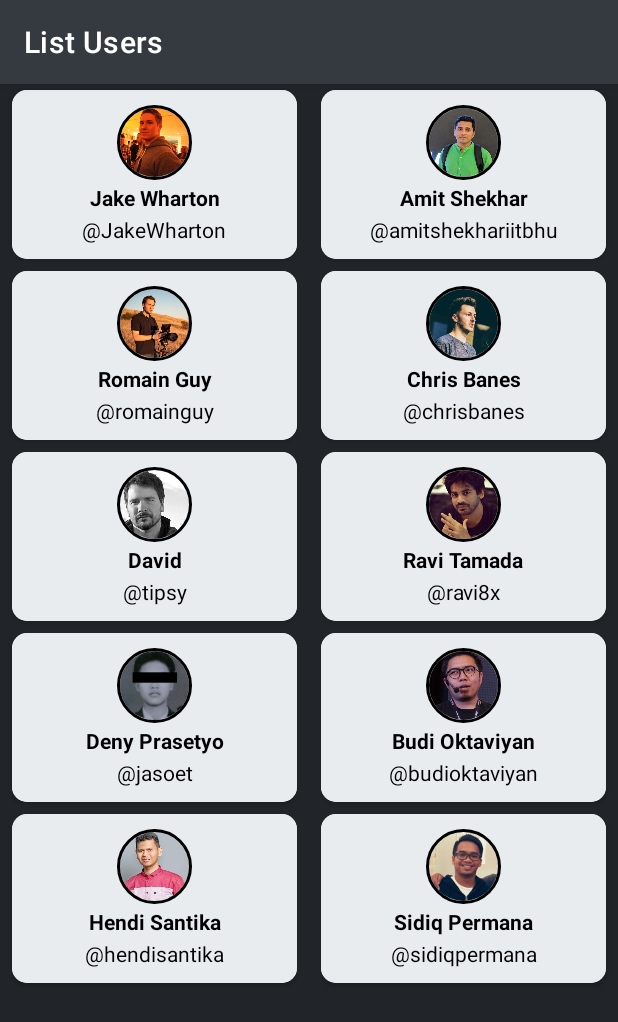
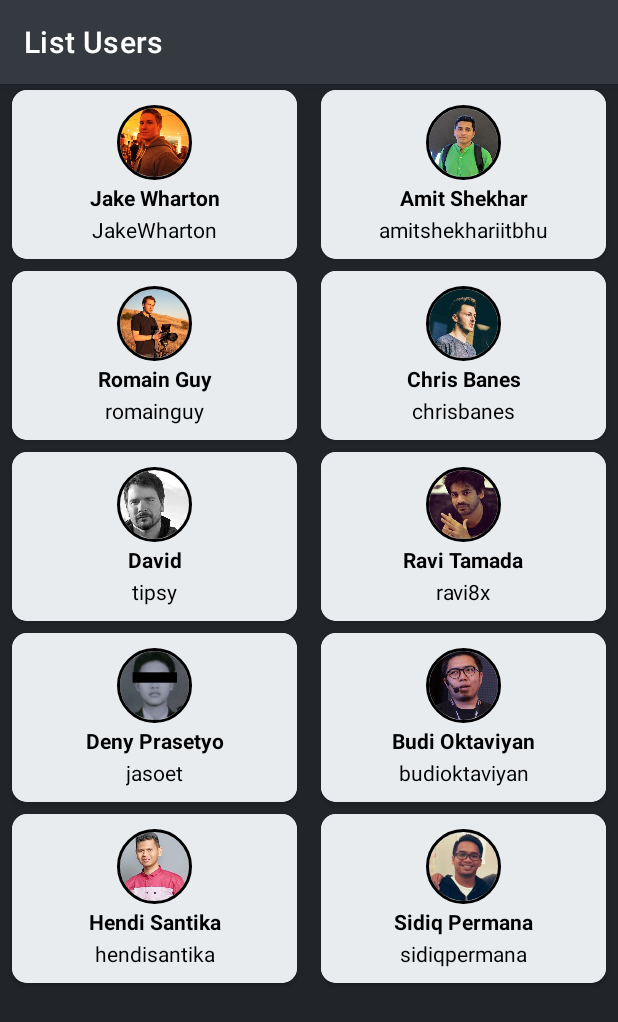
Before and after one commit to dlanooor/githubuserapps, an Android app: the screen it shows after launch (MainActivity), on a phone screen of 412 x 824 dp. Shown: the top 1022 px of the screen. Run offline under Robolectric (Android 15) with nearby library versions, the phone set to English and light mode, and no system bars; our stand-ins replace CircleImageView.

```diff
--- a/app/src/main/AndroidManifest.xml
+++ b/app/src/main/AndroidManifest.xml
@@ -8,11 +8,12 @@
         android:label="@string/app_name"
         android:roundIcon="@mipmap/ic_launcher_round"
         android:supportsRtl="true"
-        android:theme="@style/Theme.GitHubUserApp">
+        android:theme="@style/Theme.GitHubUserApp"
+        android:fullBackupContent="@xml/backup_descriptor">
         <activity
             android:name=".SplashActivity"
             android:theme="@style/Theme.AppCompat.Light.NoActionBar"
-            android:exported="false">
+            android:exported="true">
             <intent-filter>
                 <action android:name="android.intent.action.MAIN" />
                 <category android:name="android.intent.category.LAUNCHER" />
--- a/app/src/main/java/com/example/githubuserapp/DetailUser.kt
+++ b/app/src/main/java/com/example/githubuserapp/DetailUser.kt
@@ -1,5 +1,6 @@
 package com.example.githubuserapp
 
+import android.annotation.SuppressLint
 import androidx.appcompat.app.AppCompatActivity
 import android.os.Bundle
 import android.util.Log
@@ -7,6 +8,7 @@ import android.widget.ImageView
 import android.widget.TextView
 
 class DetailUser : AppCompatActivity() {
+    @SuppressLint("SetTextI18n")
     override fun onCreate(savedInstanceState: Bundle?) {
         super.onCreate(savedInstanceState)
         setContentView(R.layout.activity_detail_user)
@@ -26,7 +28,7 @@ class DetailUser : AppCompatActivity() {
         val tvFollowingDetail: TextView = findViewById(R.id.tv_item_following_detail)
 
         tvNameDetail.text = data?.name.toString().trim()
-        tvUsernameDetail.text = "@" + data?.username.toString().trim()
+        tvUsernameDetail.text = data?.username.toString().trim()
         tvCompanyDetail.text = data?.company.toString().trim()
         tvLocationDetail.text = data?.location.toString().trim()
         tvRepositoryDetail.text = data?.repository.toString().trim()
--- a/app/src/main/java/com/example/githubuserapp/ListUserAdapter.kt
+++ b/app/src/main/java/com/example/githubuserapp/ListUserAdapter.kt
@@ -22,7 +22,7 @@ class ListUserAdapter(private val listUser: ArrayList<User>) : RecyclerView.Adap
     override fun onBindViewHolder(holder: ListViewHolder, position: Int) {
         val (name, username, location, repository, company, followers, following, photo) = listUser[position]
         holder.tvName.text = name
-        holder.tvUsername.text = "@" + username
+        holder.tvUsername.text = username
         holder.imgPhoto.setImageResource(photo)
 
         holder.itemView.setOnClickListener { onItemClickCallback.onItemClicked(listUser[holder.adapterPosition]) }
--- /dev/null
+++ b/app/src/main/res/xml/backup_descriptor.xml
@@ -0,0 +1,4 @@
+<?xml version="1.0" encoding="utf-8"?>
+<full-backup-content>
+    <!-- Exclude specific shared preferences that contain GCM registration Id -->
+</full-backup-content>
```
Also changed, not shown: 1 other file.
